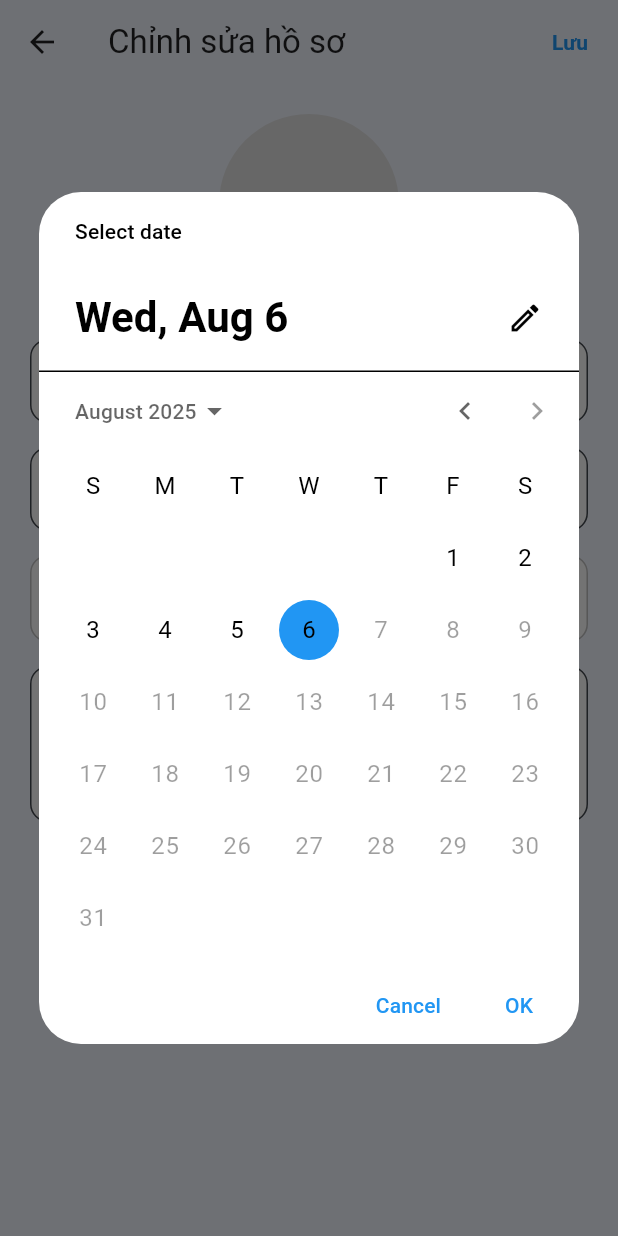
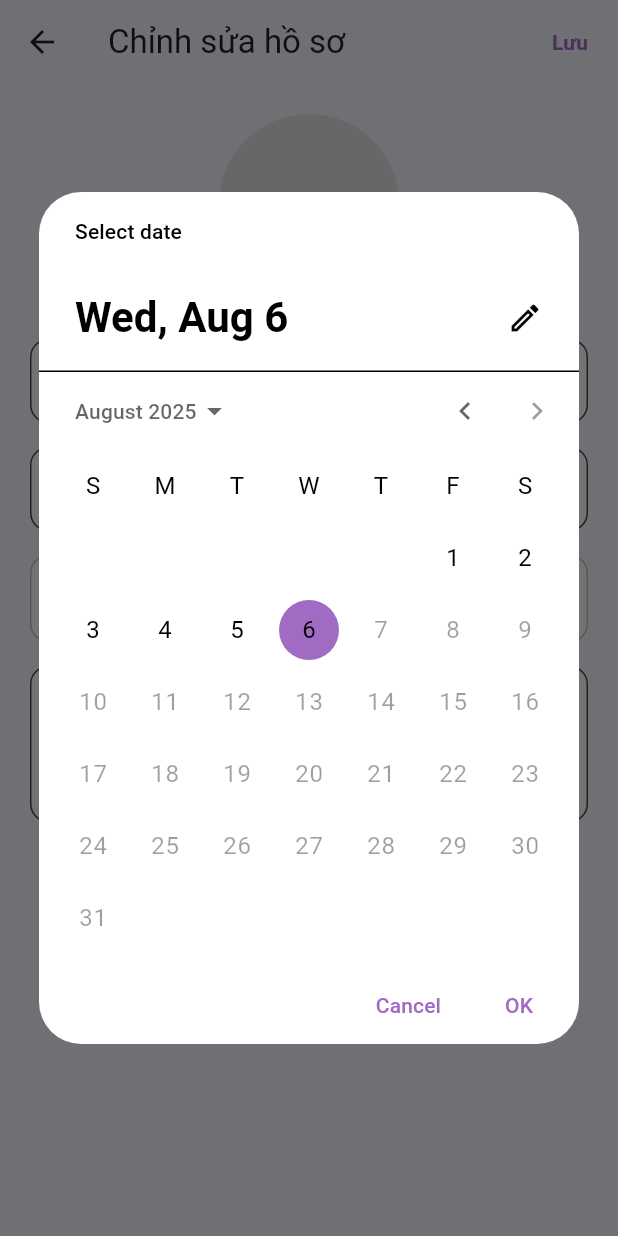
Before and after one commit to khanhphu/iStudy--Online-Courses, a Flutter app: the EditProfileScreen screen opened directly with empty values, after a tap on an icon or button, on a phone screen of 412 x 824 dp. Run offline on Flutter 3.47's test engine with Material 3 defaults, Android fonts, the phone set to English and light mode, and no system bars; our stand-ins replace cached_network_image, cloud_firestore, firebase_auth, firebase_core, google_fonts, video_player; missing offline and left inert: img_picker; accounts and stored records are empty; network calls fail.

Commit message:
update profile ui

```diff
--- a/lib/screens/edit_profile_screen.dart
+++ b/lib/screens/edit_profile_screen.dart
@@ -54,7 +54,7 @@ class _EditProfileScreenState extends State<EditProfileScreen> {
             child: Text(
               'Lưu',
               style: TextStyle(
-                color: _isLoading ? Colors.grey : Colors.blue,
+                color: _isLoading ? Colors.grey : AppColors.light_purple,
                 fontWeight: FontWeight.bold,
               ),
             ),
@@ -134,7 +134,7 @@ class _EditProfileScreenState extends State<EditProfileScreen> {
               child: Container(
                 padding: EdgeInsets.all(8),
                 decoration: BoxDecoration(
-                  color: Colors.blue,
+                  color: AppColors.light_purple,
                   shape: BoxShape.circle,
                 ),
                 child: Icon(Icons.camera_alt, color: Colors.white, size: 20),
@@ -159,7 +159,7 @@ class _EditProfileScreenState extends State<EditProfileScreen> {
       decoration: InputDecoration(
         labelText: label,
         labelStyle: TextStyle(color: Colors.grey[600]),
-        prefixIcon: Icon(icon),
+        prefixIcon: Icon(icon, color: AppColors.light_purple),
         border: OutlineInputBorder(borderRadius: BorderRadius.circular(12)),
         filled: true,
         fillColor: Colors.grey[50],
@@ -182,7 +182,7 @@ class _EditProfileScreenState extends State<EditProfileScreen> {
         ),
         child: Row(
           children: [
-            Icon(Icons.cake, color: Colors.grey[600]),
+            Icon(Icons.cake, color: AppColors.light_purple),
             SizedBox(width: 12),
             Expanded(
               child: Text(
@@ -231,13 +231,14 @@ class _EditProfileScreenState extends State<EditProfileScreen> {
           data: Theme.of(context).copyWith(
             // Custom background
             colorScheme: ColorScheme.light(
-              primary: Colors.blue, // Header background & selected date
+              primary:
+                  AppColors.light_purple, // Header background & selected date
               onPrimary: Colors.black, // Text on header
               onSurface: Colors.black, // Default text color
             ),
             textButtonTheme: TextButtonThemeData(
               style: TextButton.styleFrom(
-                foregroundColor: Colors.blue, // Button text color
+                foregroundColor: AppColors.light_purple, // Button text color
               ),
             ),
           ),
--- a/lib/screens/profile_screen.dart
+++ b/lib/screens/profile_screen.dart
@@ -148,7 +148,7 @@ class _ProfileScreenState extends State<ProfileScreen>
           style: const TextStyle(
             fontSize: 20,
             fontWeight: FontWeight.bold,
-            color: Colors.blue,
+            color: AppColors.light_purple,
           ),
         ),
         Text(label, style: TextStyle(fontSize: 12, color: Colors.grey[600])),
@@ -165,7 +165,7 @@ class _ProfileScreenState extends State<ProfileScreen>
             color: Colors.white,
             child: TabBar(
               controller: _tabController,
-              labelColor: Colors.blue,
+              labelColor: AppColors.light_purple,
               tabs: [
                 const Tab(text: 'Thông tin'),
                 Tab(text: 'Khóa học (${_enrolledCourses.length})'),
@@ -218,7 +218,7 @@ class _ProfileScreenState extends State<ProfileScreen>
       padding: const EdgeInsets.only(bottom: 16),
       child: Row(
         children: [
-          Icon(icon, color: Colors.grey[600], size: 20),
+          Icon(icon, color: AppColors.purple, size: 20),
           const SizedBox(width: 12),
           Expanded(
             child: Column(
```
